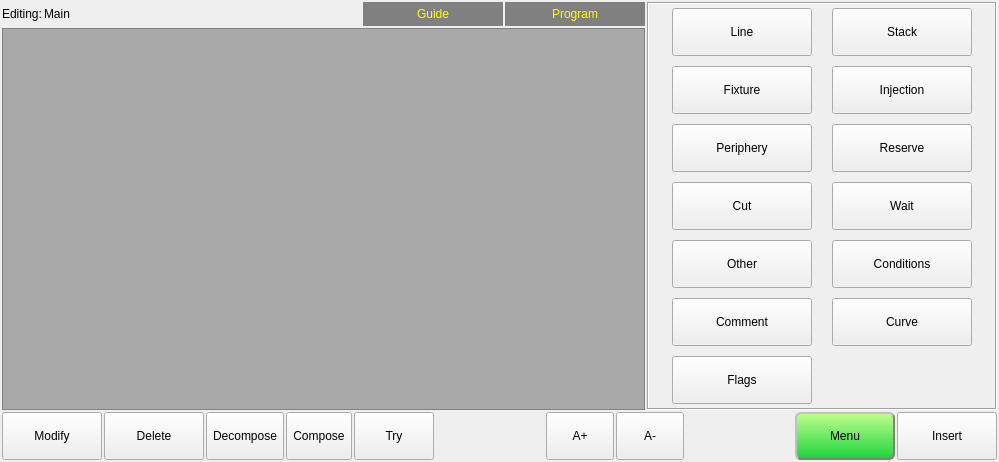
First picture: the form in hcinstruction/ichcinstructionpageframe.ui, repository dongdong-2009/3-5AxisRobot, before the edit.
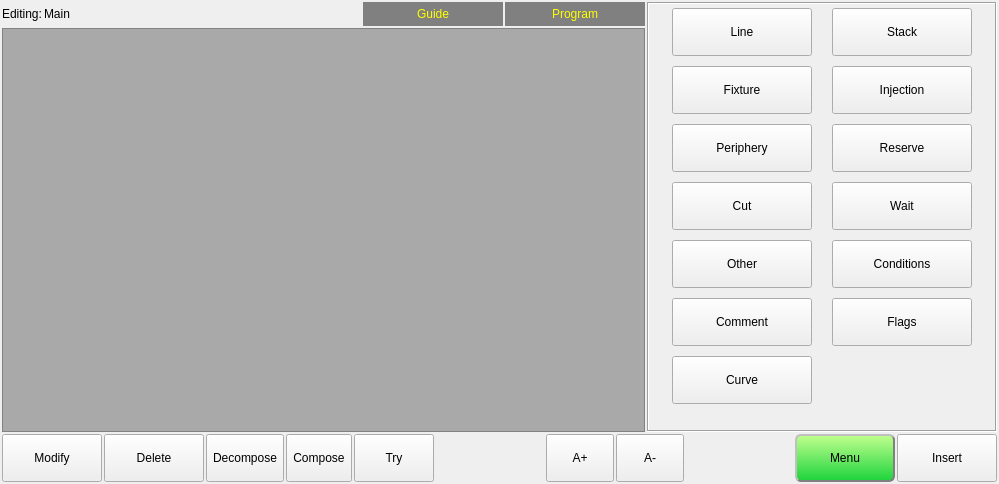
Second picture: the form after the edit. Icons and pictures are not drawn. Custom widgets are drawn as their Qt base class.

Commit message: 1.修复序列动作显示

Patch:
```diff
--- a/hcinstruction/ichcinstructionpageframe.ui
+++ b/hcinstruction/ichcinstructionpageframe.ui
@@ -7,7 +7,7 @@
     <x>0</x>
     <y>0</y>
     <width>999</width>
-    <height>446</height>
+    <height>484</height>
    </rect>
   </property>
   <property name="windowTitle">
@@ -684,7 +684,7 @@
            </property>
           </widget>
          </item>
-         <item row="8" column="0">
+         <item row="7" column="1">
           <widget class="QToolButton" name="flagsButton">
            <property name="sizePolicy">
             <sizepolicy hsizetype="Preferred" vsizetype="Preferred">
@@ -722,7 +722,7 @@
            </property>
           </widget>
          </item>
-         <item row="7" column="1">
+         <item row="8" column="0">
           <widget class="QToolButton" name="curveButton">
            <property name="sizePolicy">
             <sizepolicy hsizetype="Preferred" vsizetype="Preferred">
```
The commit also changes 1 other file.
